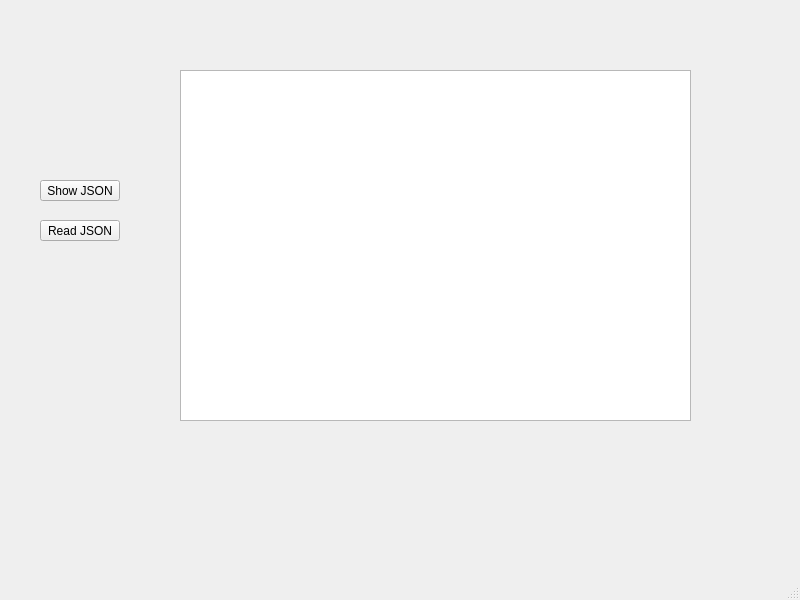
Before: the Qt Designer form mainwindow.ui in KriptYashka/QT_JSON, drawn with Qt 5.
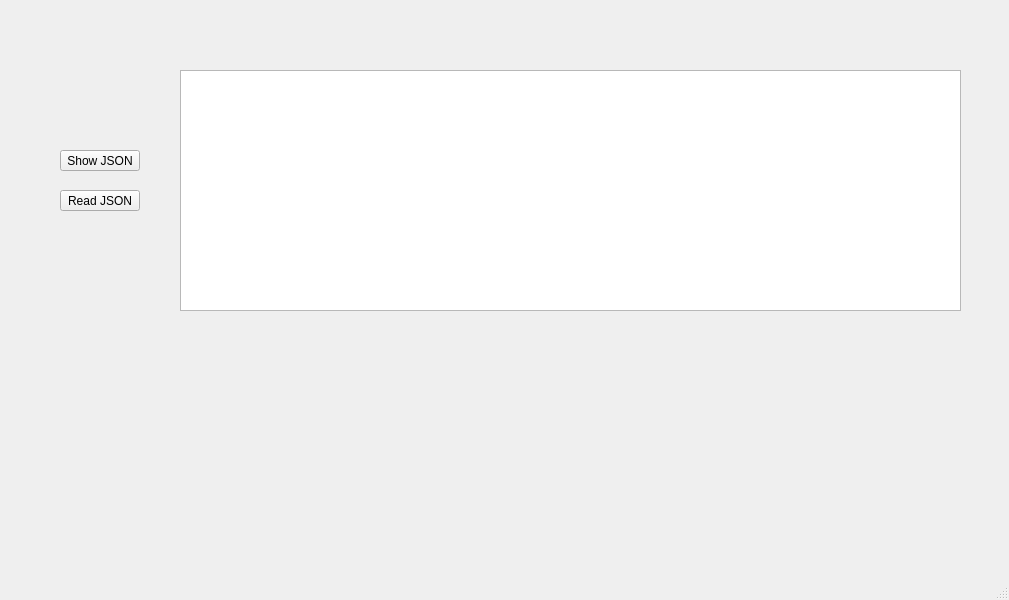
After: the same form once the commit is applied.

```diff
--- a/mainwindow.ui
+++ b/mainwindow.ui
@@ -6,7 +6,7 @@
    <rect>
     <x>0</x>
     <y>0</y>
-    <width>800</width>
+    <width>1009</width>
     <height>600</height>
    </rect>
   </property>
@@ -19,16 +19,27 @@
      <rect>
       <x>180</x>
       <y>70</y>
-      <width>511</width>
-      <height>351</height>
+      <width>781</width>
+      <height>241</height>
      </rect>
     </property>
+    <property name="font">
+     <font>
+      <pointsize>8</pointsize>
+     </font>
+    </property>
+    <property name="editTriggers">
+     <set>QAbstractItemView::DoubleClicked</set>
+    </property>
+    <property name="resizeGripsVisible">
+     <bool>true</bool>
+    </property>
    </widget>
    <widget class="QPushButton" name="btnShowJson">
     <property name="geometry">
      <rect>
-      <x>40</x>
-      <y>180</y>
+      <x>60</x>
+      <y>150</y>
       <width>80</width>
       <height>21</height>
      </rect>
@@ -40,8 +51,8 @@
    <widget class="QPushButton" name="btnReadJson">
     <property name="geometry">
      <rect>
-      <x>40</x>
-      <y>220</y>
+      <x>60</x>
+      <y>190</y>
       <width>80</width>
       <height>21</height>
      </rect>
```
Left out of the diff: 2 changed lines with no effect on the pictures.
